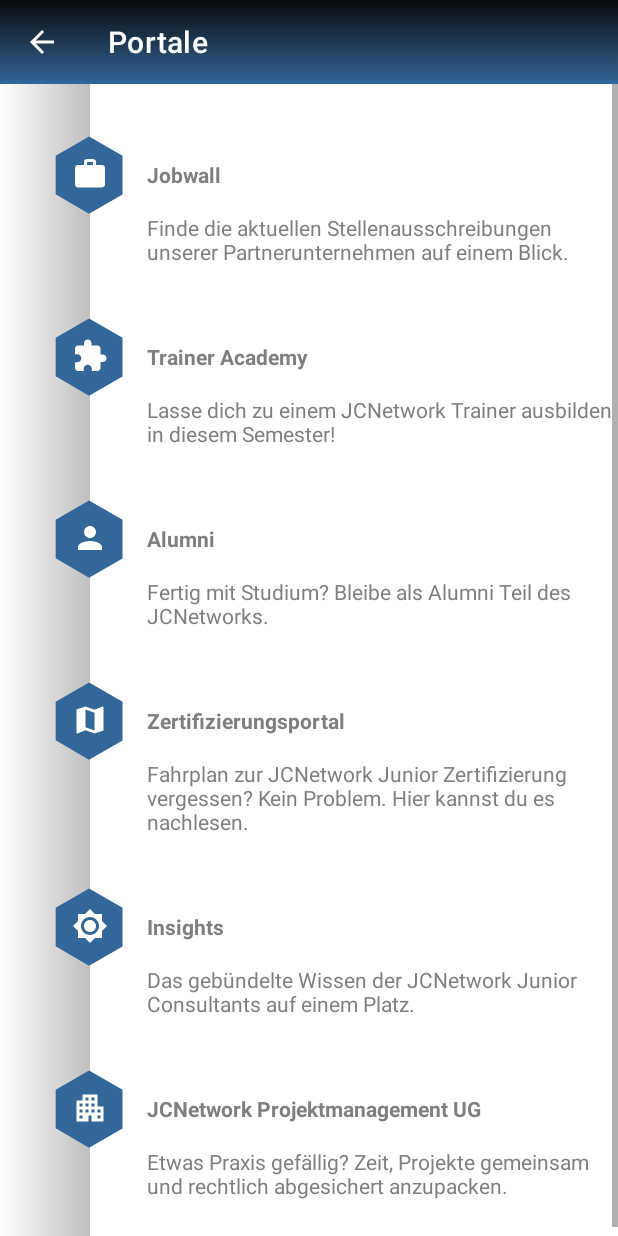
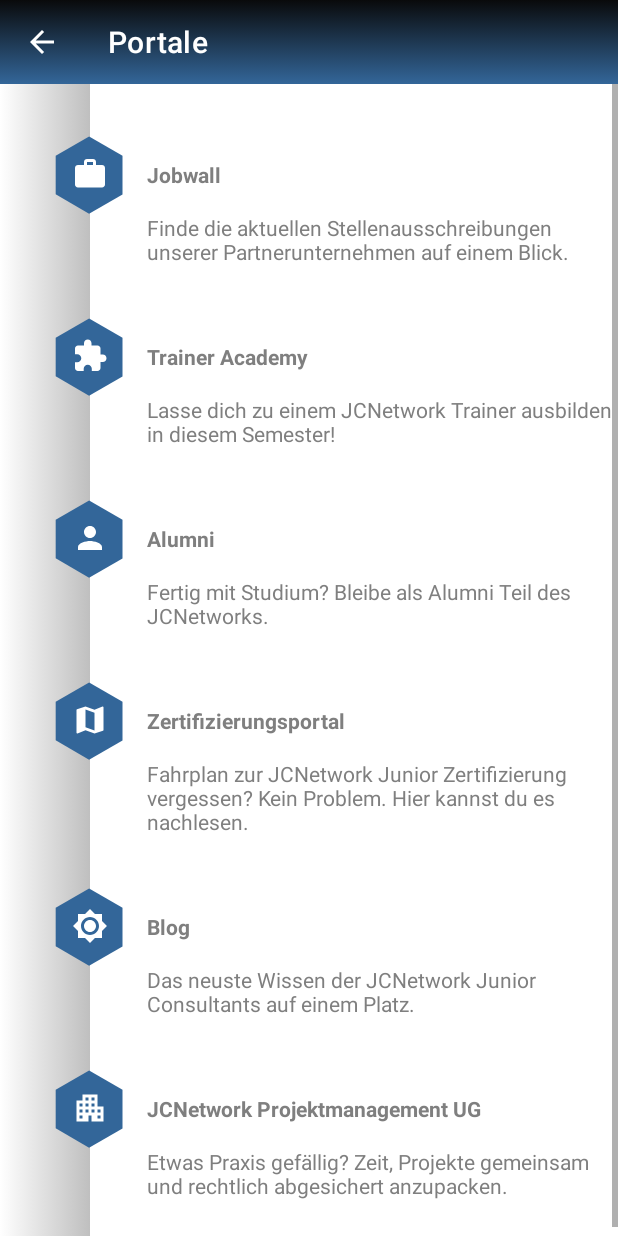
Before and after one commit to JCNetwork-e-V/androidapp-androidapp, an Android app: the PortaleActivity screen opened directly, with no data from a screen before it, on a phone screen of 412 x 824 dp. Run offline under Robolectric (Android 15) with nearby library versions, the phone set to English and light mode, and no system bars; Roboto replaces fonts that are not available here.

Commit message:
replaced insights with blog in portals activity

```diff
--- a/app/src/main/java/com/jcnetwork/android/jctestapp1/ui/PortaleActivity.java
+++ b/app/src/main/java/com/jcnetwork/android/jctestapp1/ui/PortaleActivity.java
@@ -75,7 +75,7 @@
                 openUrl("https://certification.jcnetwork.de/");
                 break;
             case R.id.insights:
-                openUrl("https://jcnetwork.sharepoint.com/sites/insight/SitePages/Home.aspx");
+                openUrl("https://blog.jcnetwork.de/");
                 break;
             default:
                 break;
--- a/app/src/main/res/layout/activity_portale.xml
+++ b/app/src/main/res/layout/activity_portale.xml
@@ -135,7 +135,7 @@
             <TextView
                 android:id="@+id/insights_title"
                 style="@style/PortaleTitleTheme"
-                android:text="Insights"
+                android:text="Blog"
                 app:layout_constraintStart_toEndOf="@id/insights"
                 app:layout_constraintTop_toTopOf="@id/insights"
                 app:layout_constraintBottom_toBottomOf="@id/insights"/>
@@ -143,7 +143,7 @@
             <TextView
                 android:id="@+id/insights_description"
                 style="@style/PortaleDescriptionTheme"
-                android:text="Das gebündelte Wissen der JCNetwork Junior Consultants auf einem Platz."
+                android:text="Das neuste Wissen der JCNetwork Junior Consultants auf einem Platz."
                 app:layout_constraintTop_toBottomOf="@id/insights_title"
                 app:layout_constraintStart_toEndOf="@id/insights"
                 app:layout_constraintEnd_toEndOf="parent"/>
```
